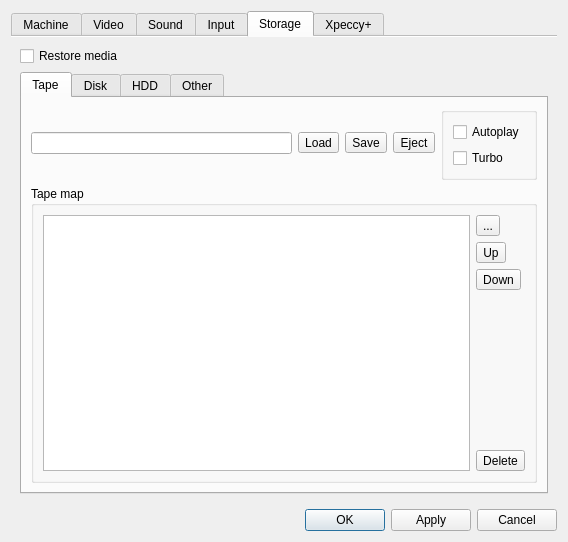
The window that ui/setupwin.ui (dotkoval/xpeccy-plus) describes before a commit, drawn with Qt 5.
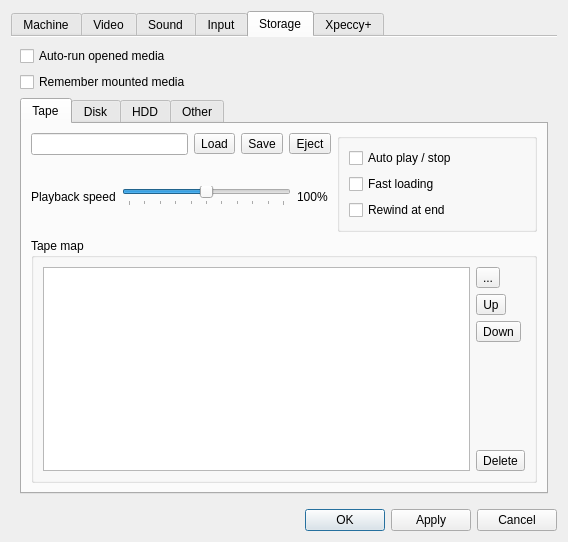
The same window after the commit. The open tabs and pages were chosen to show the change. Icons and pictures are not drawn. Custom widgets are drawn as their Qt base class.

Commit message:
options: rework the Storage page
"Turbo" and "Autoplay" said nothing about what they do. Every checkbox has a
real name now and a line of explanation on hover, and so does every icon button
of the tape and the four drives. The tape speed slider joins the Tape page,
reading out the per cent it is set to, and the Interface and Interleave boxes
no longer stretch across the whole page.

What changed in the file:
```diff
--- a/ui/setupwin.ui
+++ b/ui/setupwin.ui
@@ -1616,10 +1616,20 @@
          <string>Storage</string>
         </attribute>
         <layout class="QVBoxLayout" name="verticalLayout_29">
+         <item>
+          <widget class="QCheckBox" name="cbAutorun">
+           <property name="toolTip">
+            <string>Opening a tape or a disk resets the machine and starts it, the way a snapshot starts itself</string>
+           </property>
+           <property name="text">
+            <string>Auto-run opened media</string>
+           </property>
+          </widget>
+         </item>
          <item>
           <widget class="QCheckBox" name="mempaths">
            <property name="text">
-            <string>Restore media</string>
+            <string>Remember mounted media</string>
            </property>
           </widget>
          </item>
@@ -1681,7 +1691,62 @@
                    </property>
                   </widget>
                  </item>
-                 <item row="1" column="0">
+                 <item row="1" column="0" colspan="4">
+                  <layout class="QHBoxLayout" name="horizontalLayout_31">
+                   <item>
+                    <widget class="QLabel" name="labTapeSpeed">
+                     <property name="toolTip">
+                      <string>How fast the tape signal is played, in per cent of normal. A few images made on machines with an unusual clock load only when it is nudged either way</string>
+                     </property>
+                     <property name="text">
+                      <string>Playback speed</string>
+                     </property>
+                    </widget>
+                   </item>
+                   <item>
+                    <widget class="QSlider" name="sldTapeSpeed">
+                     <property name="toolTip">
+                      <string>How fast the tape signal is played, in per cent of normal. A few images made on machines with an unusual clock load only when it is nudged either way</string>
+                     </property>
+                     <property name="minimum">
+                      <number>95</number>
+                     </property>
+                     <property name="maximum">
+                      <number>105</number>
+                     </property>
+                     <property name="pageStep">
+                      <number>1</number>
+                     </property>
+                     <property name="value">
+                      <number>100</number>
+                     </property>
+                     <property name="orientation">
+                      <enum>Qt::Horizontal</enum>
+                     </property>
+                     <property name="tickPosition">
+                      <enum>QSlider::TicksBelow</enum>
+                     </property>
+                     <property name="tickInterval">
+                      <number>1</number>
+                     </property>
+                    </widget>
+                   </item>
+                   <item>
+                    <widget class="QLabel" name="labTapeSpeedVal">
+                     <property name="minimumSize">
+                      <size>
+                       <width>34</width>
+                       <height>0</height>
+                      </size>
+                     </property>
+                     <property name="text">
+                      <string>100%</string>
+                     </property>
+                    </widget>
+                   </item>
+                  </layout>
+                 </item>
+                 <item row="2" column="0">
                   <spacer name="verticalSpacer_27">
                    <property name="orientation">
                     <enum>Qt::Vertical</enum>
@@ -1701,6 +1766,12 @@
                </item>
                <item>
                 <widget class="QGroupBox" name="groupBox_9">
+                 <property name="minimumSize">
+                  <size>
+                   <width>200</width>
+                   <height>0</height>
+                  </size>
+                 </property>
                  <property name="title">
                   <string/>
                  </property>
@@ -1708,14 +1779,24 @@
                   <item>
                    <widget class="QCheckBox" name="cbTapeAuto">
                     <property name="text">
-                     <string>Autoplay</string>
+                     <string>Auto play / stop</string>
                     </property>
                    </widget>
                   </item>
                   <item>
                    <widget class="QCheckBox" name="cbTapeFast">
                     <property name="text">
-                     <string>Turbo</string>
+                     <string>Fast loading</string>
+                    </property>
+                   </widget>
+                  </item>
+                  <item>
+                   <widget class="QCheckBox" name="cbTapeRewind">
+                    <property name="toolTip">
+                     <string>Play starts a tape played to its end over again; off, it stops at the end</string>
+                    </property>
+                    <property name="text">
+                     <string>Rewind at end</string>
                     </property>
                    </widget>
                   </item>
```
Left out of the diff: 121 changed lines with no effect on the pictures.
